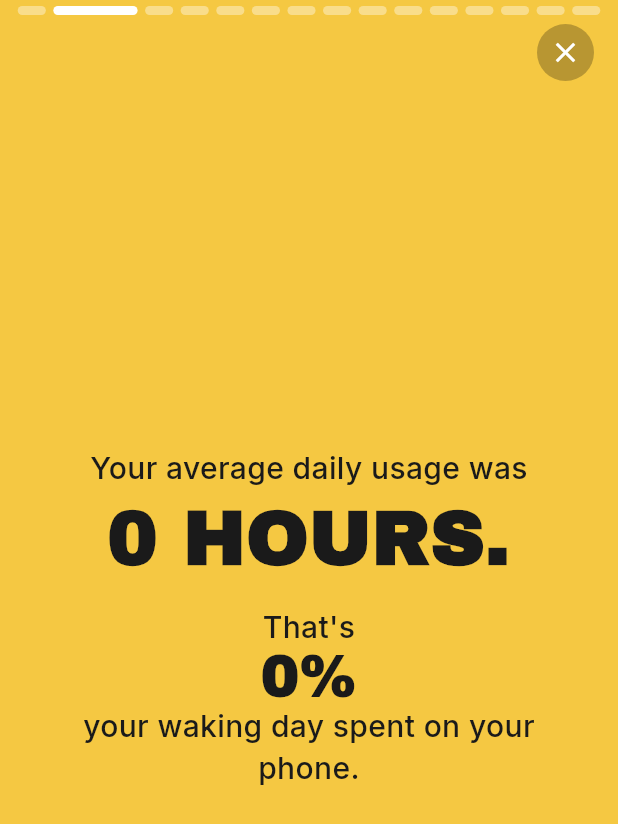
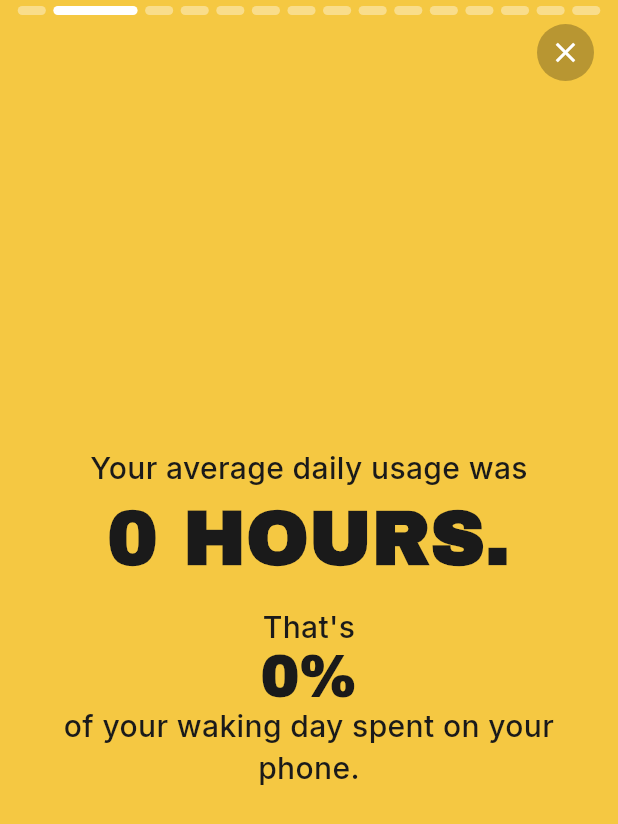
Before and after one commit to wdiz25/screen_time_wrapped, a Flutter app: the SynopsisScreen screen opened directly, swiped to page 2, on a phone screen of 412 x 824 dp. Shown: the top 824 px of the screen. Run offline on Flutter 3.47's test engine with Material 3 defaults, Android fonts, the phone set to English and light mode, and no system bars; drawn by our look-alikes of smooth_page_indicator; our stand-ins replace google_fonts, shared_preferences; missing offline and left inert: flutter_m3shapes, usage_stats; accounts and stored records are empty.

Commit message:
Update Synopsis Slides - Home Screen prompts to view last month's synopsis. - Synopsis Screen displays data using previous month's usage data, with updated labels and context for each slide

```diff
--- a/lib/constants/activity_comparisons.dart
+++ b/lib/constants/activity_comparisons.dart
@@ -53,13 +53,13 @@ class ActivityComparisons {
 
   // Yearly Activity Comparisons
   static const List<ActivityComparison> yearly = [
-    ActivityComparison(icon: '🏃', description: 'Trained for and run a marathon', hours: 500.0),
-    ActivityComparison(icon: '🌍', description: 'Learned a new language to conversational level', hours: 600.0),
-    ActivityComparison(icon: '🎹', description: 'Learned to play a musical instrument', hours: 1000.0),
+    ActivityComparison(icon: '🏃', description: 'Train for and run a marathon', hours: 500.0),
+    ActivityComparison(icon: '🌍', description: 'Learn a new language to conversational level', hours: 600.0),
+    ActivityComparison(icon: '🎹', description: 'Learn to play a musical instrument', hours: 1000.0),
     ActivityComparison(icon: '📚', description: 'Read over 400 novels', hours: 2800.0),
-    ActivityComparison(icon: '🚣', description: 'Crossed the Atlantic solo by rowboat', hours: 3000.0),
-    ActivityComparison(icon: '🌍', description: 'Learned 5 new languages to conversational level', hours: 3000.0),
-    ActivityComparison(icon: '👩‍🎓', description: 'Completed a 4-year college degree', hours: 4860.0),
+    ActivityComparison(icon: '🚣', description: 'Cross the Atlantic solo by rowboat', hours: 3000.0),
+    ActivityComparison(icon: '🌍', description: 'Learn 5 new languages to conversational level', hours: 3000.0),
+    ActivityComparison(icon: '👩‍🎓', description: 'Complete a 4-year college degree', hours: 4860.0),
   ];
 
   // Lifetime projections
--- a/lib/screens/home/home_screen.dart
+++ b/lib/screens/home/home_screen.dart
@@ -387,7 +387,7 @@ class _SynopsisCTA extends StatelessWidget {
                 crossAxisAlignment: CrossAxisAlignment.start,
                 children: [
                   Text(
-                    'YOUR ${DateTime.now().year} SYNOPSIS',
+                    'YOUR ${intl.DateFormat.MMMM().format(DateTime(DateTime.now().year, DateTime.now().month - 1, 1)).toUpperCase()} SYNOPSIS',
                     style: AppTypography.body(
                       size: 13,
                       color: Colors.white70,
--- a/lib/screens/synopsis/slides/s01_splash_slide.dart
+++ b/lib/screens/synopsis/slides/s01_splash_slide.dart
@@ -2,6 +2,7 @@ import 'package:flutter/material.dart';
 import '../../../constants/theme/slide_colors.dart';
 import '../../../constants/theme/typography.dart';
 import 'package:flutter_m3shapes/flutter_m3shapes.dart';
+import 'package:intl/intl.dart';
 
 class S01SplashSlide extends StatelessWidget {
   const S01SplashSlide({super.key});
@@ -50,7 +51,7 @@ class S01SplashSlide extends StatelessWidget {
                   ),
                   const SizedBox(height: 12),
                   Text(
-                    '${DateTime.now().year}',
+                    DateFormat.yMMMM().format(DateTime(DateTime.now().year, DateTime.now().month - 1, 1)).toUpperCase(),
                     style: AppTypography.displayBold(size: 26),
                   ),
                 ],
--- a/lib/screens/synopsis/slides/s11_top_bad_app_slide.dart
+++ b/lib/screens/synopsis/slides/s11_top_bad_app_slide.dart
@@ -76,7 +76,7 @@ class S11TopBadAppSlide extends StatelessWidget {
                       Text(appName, style: AppTypography.displayBold(size: 30)),
                       const SizedBox(height: 8),
                       Text(
-                        'You spent $hours on this app this year.',
+                        'You spent $hours on this app last month.',
                         style: AppTypography.body(size: 16),
                       ),
                       if (topApp != null) ...[
--- a/lib/screens/synopsis/slides/s12_top_good_app_slide.dart
+++ b/lib/screens/synopsis/slides/s12_top_good_app_slide.dart
@@ -77,7 +77,7 @@ class S12TopGoodAppSlide extends StatelessWidget {
                       const SizedBox(height: 8),
                       Text(
                         topApp != null
-                            ? 'You invested $hours in growth this year. Well done!'
+                            ? 'You invested $hours in growth last month. Well done!'
                             : 'Try adding some growth apps to your routine!',
                         style: AppTypography.body(size: 16),
                       ),
--- a/lib/screens/synopsis/slides/usage_slide.dart
+++ b/lib/screens/synopsis/slides/usage_slide.dart
@@ -58,7 +58,7 @@ class UsageSlide extends StatelessWidget {
                 mainAxisSize: MainAxisSize.min,
                 children: [
                   Text(
-                    'Your average $periodLabel usage was',
+                    periodLabel,
                     style: AppTypography.body(size: 20),
                     textAlign: TextAlign.center,
                   ),
--- a/lib/screens/synopsis/synopsis_screen.dart
+++ b/lib/screens/synopsis/synopsis_screen.dart
@@ -52,16 +52,17 @@ class _SynopsisScreenState extends State<SynopsisScreen> {
   }
 
   List<Widget> _buildSlides(UsageDataProvider data) {
-    final daily = data.daily;
-    final weekly = data.weekly;
-    final monthly = data.monthly;
-    final yearly = data.yearly;
+    final previousMonth = data.previousMonth;
     final death = data.deathReport;
 
-    final dailyHours = daily?.totalHours ?? 0.0;
-    final weeklyHours = weekly?.totalHours ?? 0.0;
-    final monthlyHours = monthly?.totalHours ?? 0.0;
-    final yearlyHours = yearly?.totalHours ?? 0.0;
+    // Calculate Number of Days in Month
+    final numDays = previousMonth?.periodEnd.difference(previousMonth.periodStart).inDays ?? 30.0;
+
+    // Averages Data from Previous Month
+    final monthlyHours = previousMonth?.totalHours ?? 0.0;
+    final dailyHours = monthlyHours / numDays;
+    final weeklyHours = dailyHours * 7;
+    final yearlyHours = dailyHours * 365;
 
     final wakingPercent = dailyHours > 0
         ? (dailyHours / 16.0 * 100).round()
@@ -94,10 +95,10 @@ class _SynopsisScreenState extends State<SynopsisScreen> {
       // 2 — Daily Usage
       UsageSlide(
         backgroundColor: SlideColors.yellow,
-        periodLabel: 'daily',
+        periodLabel: 'Your average daily usage was',
         hours: dailyHours,
         contextLine: wakingPercent > 50 ? 'OVER HALF' : '$wakingPercent%',
-        contextSuffix: 'your waking day spent on your phone.',
+        contextSuffix: 'of your waking day spent on your phone.',
         shapeColor1: SlideColors.pink,
         shapeColor2: SlideColors.mint,
       ),
@@ -115,7 +116,7 @@ class _SynopsisScreenState extends State<SynopsisScreen> {
       // 4 — Weekly Usage
       UsageSlide(
         backgroundColor: SlideColors.mint,
-        periodLabel: 'weekly',
+        periodLabel: 'Your average weekly usage was',
         hours: weeklyHours,
         contextLine: 'over ${weeklyDays.toStringAsFixed(1)} DAYS',
         contextSuffix: 'spent on your phone.',
@@ -136,7 +137,7 @@ class _SynopsisScreenState extends State<SynopsisScreen> {
       // 6 — Monthly Usage
       UsageSlide(
         backgroundColor: SlideColors.periwinkle,
-        periodLabel: 'monthly',
+        periodLabel: 'Your monthly usage was',
         hours: monthlyHours,
         contextLine: 'over ${monthlyDays.toStringAsFixed(1)} DAYS',
         contextSuffix: 'spent on your phone.',
@@ -157,7 +158,7 @@ class _SynopsisScreenState extends State<SynopsisScreen> {
       // 8 — Yearly Usage
       UsageSlide(
         backgroundColor: SlideColors.mint,
-        periodLabel: 'yearly',
+        periodLabel: 'At this rate,\n your yearly usage would be',
         hours: yearlyHours,
         contextLine: 'over ${yearlyDays.round()} DAYS',
         contextSuffix: 'spent on your phone.',
@@ -168,7 +169,7 @@ class _SynopsisScreenState extends State<SynopsisScreen> {
       // 9 — Yearly Opportunity
       OpportunitySlide(
         backgroundColor: SlideColors.pink,
-        periodHeader: 'IN ONE YEAR,\nYOU COULD HAVE...',
+        periodHeader: 'IN ONE YEAR,\nYOU COULD...',
         periodFooter: null,
         activities: yearlyActivities.take(3).toList(),
         shapeColor1: SlideColors.periwinkle,
@@ -176,20 +177,20 @@ class _SynopsisScreenState extends State<SynopsisScreen> {
       ),
 
       // 10 — BrainScore
-      if (yearly != null)
-        S10BrainScoreSlide(report: yearly)
+      if (previousMonth != null)
+        S10BrainScoreSlide(report: previousMonth)
       else
         const ColoredBox(color: SlideColors.yellow),
 
       // 11 — Top Bad App
-      if (yearly != null)
-        S11TopBadAppSlide(report: yearly)
+      if (previousMonth != null)
+        S11TopBadAppSlide(report: previousMonth)
       else
         const ColoredBox(color: SlideColors.periwinkle),
 
       // 12 — Top Good App
-      if (yearly != null)
-        S12TopGoodAppSlide(report: yearly)
+      if (previousMonth != null)
+        S12TopGoodAppSlide(report: previousMonth)
       else
         const ColoredBox(color: SlideColors.mint),
 
@@ -200,8 +201,8 @@ class _SynopsisScreenState extends State<SynopsisScreen> {
       S14LifetimeOpportunitySlide(deathReport: death),
 
       // 15 — Animal Reveal
-      if (yearly != null)
-        S15AnimalSlide(report: yearly)
+      if (previousMonth != null)
+        S15AnimalSlide(report: previousMonth)
       else
         const ColoredBox(color: SlideColors.mint),
     ];
```
Also changed, not shown: lib/providers/usage_data_provider.dart (+7 -2 lines), lib/services/stats_service.dart (+11 -0 lines), lib/services/usage_stats_service.dart (+10 -0 lines).
